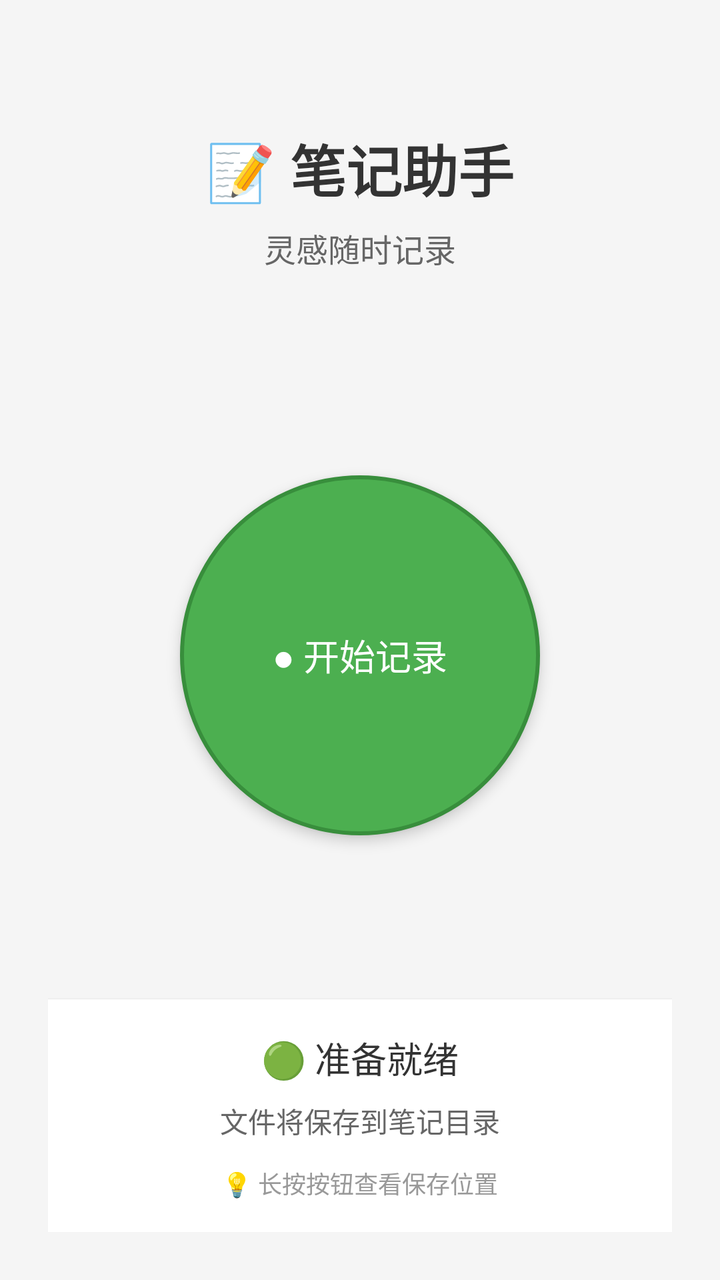
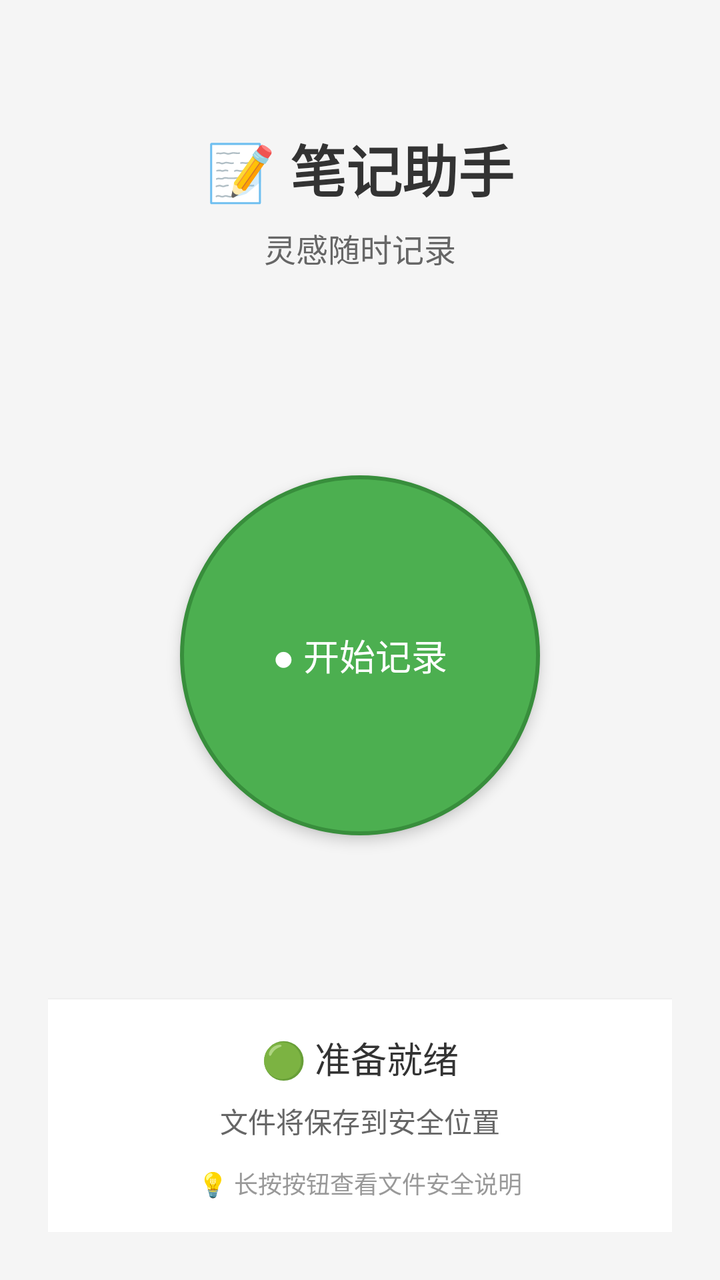

Compare the two renders of this Android layout. The source of the first and the diff that turns it into the second are given below.
<!-- AndroidManifest.xml: application theme android:Theme.Light -->
<!-- res/layout/activity_main.xml -->
<?xml version="1.0" encoding="utf-8"?>
<LinearLayout xmlns:android="http://schemas.android.com/apk/res/android"
    xmlns:tools="http://schemas.android.com/tools"
    android:layout_width="match_parent"
    android:layout_height="match_parent"
    android:padding="24dp"
    android:orientation="vertical"
    android:gravity="center_horizontal"
    android:background="#F5F5F5"
    tools:context=".MainActivity">

    
    <TextView
        android:id="@+id/titleText"
        android:layout_width="wrap_content"
        android:layout_height="wrap_content"
        android:text="📝 笔记助手"
        android:textSize="28sp"
        android:textStyle="bold"
        android:textColor="#333333"
        android:layout_marginTop="40dp" />

    <TextView
        android:id="@+id/subtitleText"
        android:layout_width="wrap_content"
        android:layout_height="wrap_content"
        android:text="灵感随时记录"
        android:textSize="16sp"
        android:textColor="#666666"
        android:layout_marginTop="8dp" />

    
    <LinearLayout
        android:layout_width="match_parent"
        android:layout_height="0dp"
        android:layout_weight="1"
        android:orientation="vertical"
        android:gravity="center"
        android:layout_marginTop="40dp">

        <Button
            android:id="@+id/recordButton"
            android:layout_width="180dp"
            android:layout_height="180dp"
            android:text="● 开始记录"
            android:textSize="18sp"
            android:textColor="#FFFFFF"
            android:background="@drawable/record_button_bg"
            android:stateListAnimator="@null"
            android:elevation="4dp" />

        <TextView
            android:id="@+id/timerText"
            android:layout_width="wrap_content"
            android:layout_height="wrap_content"
            android:text="00:00"
            android:textSize="32sp"
            android:textColor="#333333"
            android:layout_marginTop="24dp"
            android:visibility="gone" />
    </LinearLayout>

    
    <LinearLayout
        android:layout_width="match_parent"
        android:layout_height="wrap_content"
        android:orientation="vertical"
        android:gravity="center_horizontal"
        android:layout_marginTop="20dp"
        android:padding="16dp"
        android:background="#FFFFFF"
        android:elevation="2dp"
        android:radius="12dp">

        <TextView
            android:id="@+id/statusText"
            android:layout_width="wrap_content"
            android:layout_height="wrap_content"
            android:text="🟢 准备就绪"
            android:textSize="18sp"
            android:textColor="#333333" />

        <TextView
            android:id="@+id/fileInfoText"
            android:layout_width="wrap_content"
            android:layout_height="wrap_content"
            android:text="文件将保存到笔记目录"
            android:textSize="14sp"
            android:textColor="#666666"
            android:layout_marginTop="8dp" />

        <TextView
            android:id="@+id/hintText"
            android:layout_width="wrap_content"
            android:layout_height="wrap_content"
            android:text="💡 长按按钮查看保存位置"
            android:textSize="12sp"
            android:textColor="#999999"
            android:layout_marginTop="12dp" />
    </LinearLayout>

</LinearLayout>
<!-- resources referenced by this layout -->
<resources>
  <!-- drawable record_button_bg (drawable) -->
  <?xml version="1.0" encoding="utf-8"?>
  <selector xmlns:android="http://schemas.android.com/apk/res/android">
      
      
      <item android:state_pressed="false">
          <shape android:shape="oval">
              <solid android:color="#4CAF50" />
              <size android:width="180dp" android:height="180dp" />
              <stroke android:width="2dp" android:color="#388E3C" />
          </shape>
      </item>
      
      
      <item android:state_pressed="true">
          <shape android:shape="oval">
              <solid android:color="#388E3C" />
              <size android:width="180dp" android:height="180dp" />
              <stroke android:width="2dp" android:color="#2E7D32" />
          </shape>
      </item>
  
  </selector>
</resources>

<!-- the commit's change to res/layout/activity_main.xml (unified diff, before → after) -->
@@ -84,7 +84,7 @@
             android:id="@+id/fileInfoText"
             android:layout_width="wrap_content"
             android:layout_height="wrap_content"
-            android:text="文件将保存到笔记目录"
+            android:text="文件将保存到安全位置"
             android:textSize="14sp"
             android:textColor="#666666"
             android:layout_marginTop="8dp" />
@@ -93,7 +93,7 @@
             android:id="@+id/hintText"
             android:layout_width="wrap_content"
             android:layout_height="wrap_content"
-            android:text="💡 长按按钮查看保存位置"
+            android:text="💡 长按按钮查看文件安全说明"
             android:textSize="12sp"
             android:textColor="#999999"
             android:layout_marginTop="12dp" />
